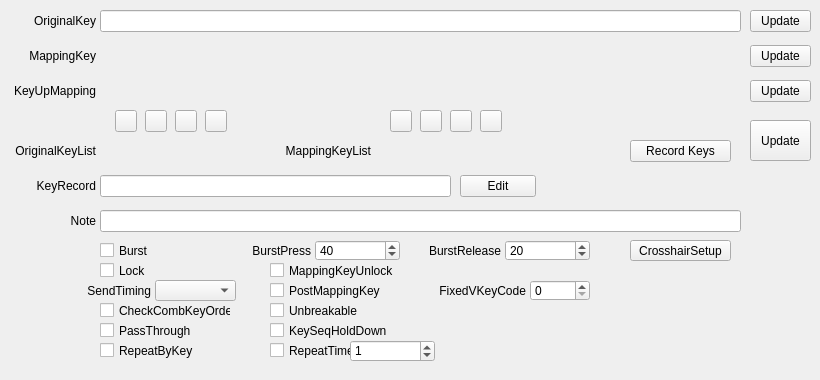
Qt form QKeyMapper/qitemsetupdialog.ui (Zalafina/QKeyMapper) before a commit.
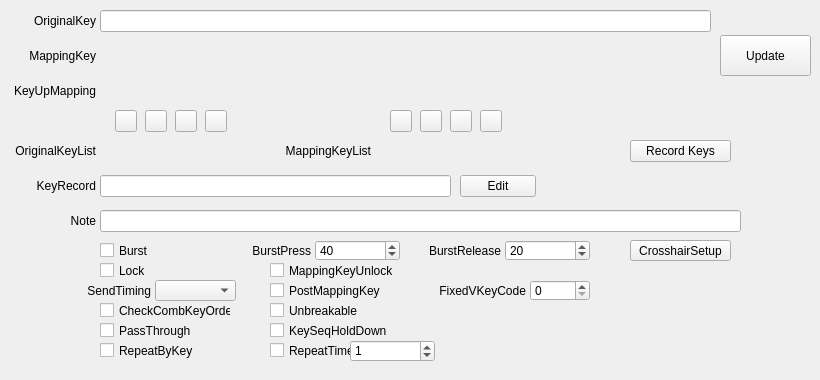
The same form after that commit.

Commit message: Use mappingStringsUpdateButton to update all strings.

Patch:
```diff
--- a/QKeyMapper/qitemsetupdialog.ui
+++ b/QKeyMapper/qitemsetupdialog.ui
@@ -157,7 +157,7 @@
     <rect>
      <x>100</x>
      <y>10</y>
-     <width>641</width>
+     <width>611</width>
      <height>22</height>
     </rect>
    </property>
@@ -226,44 +226,6 @@
     <set>Qt::AlignmentFlag::AlignRight|Qt::AlignmentFlag::AlignTrailing|Qt::AlignmentFlag::AlignVCenter</set>
    </property>
   </widget>
-  <widget class="QPushButton" name="originalKeyUpdateButton">
-   <property name="geometry">
-    <rect>
-     <x>750</x>
-     <y>10</y>
-     <width>61</width>
-     <height>22</height>
-    </rect>
-   </property>
-   <property name="focusPolicy">
-    <enum>Qt::FocusPolicy::NoFocus</enum>
-   </property>
-   <property name="text">
-    <string>Update</string>
-   </property>
-   <property name="autoDefault">
-    <bool>false</bool>
-   </property>
-  </widget>
-  <widget class="QPushButton" name="mappingKeyUpdateButton">
-   <property name="geometry">
-    <rect>
-     <x>750</x>
-     <y>45</y>
-     <width>61</width>
-     <height>22</height>
-    </rect>
-   </property>
-   <property name="focusPolicy">
-    <enum>Qt::FocusPolicy::NoFocus</enum>
-   </property>
-   <property name="text">
-    <string>Update</string>
-   </property>
-   <property name="autoDefault">
-    <bool>false</bool>
-   </property>
-  </widget>
   <widget class="QCheckBox" name="keySeqHoldDownCheckBox">
    <property name="geometry">
     <rect>
@@ -382,25 +344,6 @@
     <bool>false</bool>
    </property>
   </widget>
-  <widget class="QPushButton" name="mappingKey_KeyUpUpdateButton">
-   <property name="geometry">
-    <rect>
-     <x>750</x>
-     <y>80</y>
-     <width>61</width>
-     <height>22</height>
-    </rect>
-   </property>
-   <property name="focusPolicy">
-    <enum>Qt::FocusPolicy::NoFocus</enum>
-   </property>
-   <property name="text">
-    <string>Update</string>
-   </property>
-   <property name="autoDefault">
-    <bool>false</bool>
-   </property>
-  </widget>
   <widget class="QLabel" name="mappingKey_KeyUpLabel">
    <property name="geometry">
     <rect>
@@ -848,9 +791,9 @@
   <widget class="QPushButton" name="mappingStringsUpdateButton">
    <property name="geometry">
     <rect>
-     <x>750</x>
-     <y>120</y>
-     <width>61</width>
+     <x>720</x>
+     <y>35</y>
+     <width>91</width>
      <height>41</height>
     </rect>
    </property>
```
Left out of the diff: 7 changed lines with no effect on the pictures. The commit also changes 3 other files.
